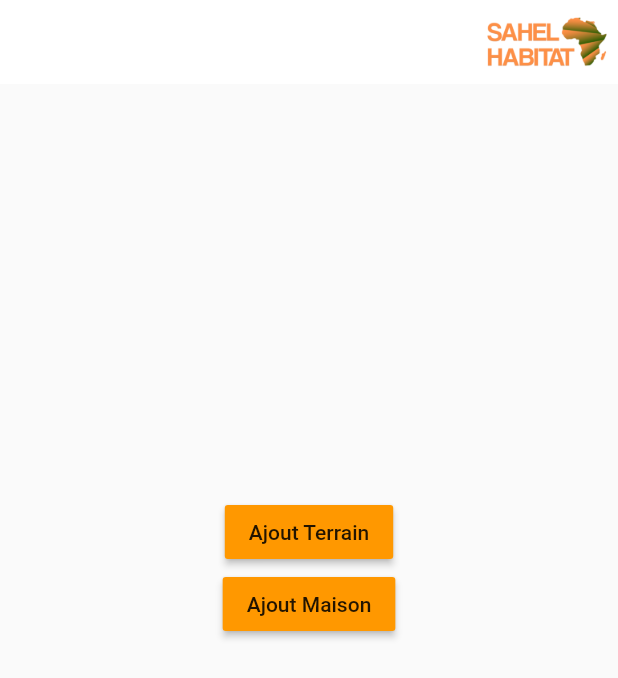
After one commit to baye94/sahelhabitat_Final, a Flutter app: the Tempo screen opened directly, on a phone screen of 412 x 824 dp. The commit adds this screen. Shown: the top 678 px of the screen. Run offline on Flutter 3.47's test engine with Material 2 defaults, Android fonts, the phone set to English and light mode, and no system bars; our stand-ins replace bloc, cached_network_image, carousel_slider, cloud_firestore, firebase_auth, firebase_core and 9 more; missing offline and left inert: circle_wheel_scroll, slimy_card; accounts and stored records are empty.

Commit message:
Crud terrain est ok

```diff
--- a/lib/View/Admin/SideBarNavigationAdmin/pages/myorderspage.dart
+++ b/lib/View/Admin/SideBarNavigationAdmin/pages/myorderspage.dart
@@ -5,6 +5,7 @@ import 'package:sahelhabitat/Model/terrainModel.dart';
 import 'package:sahelhabitat/Provider/terrain_provider.dart';
 import 'package:sahelhabitat/View/Admin/Terrain/ajoutTerrain.dart';
 import 'package:sahelhabitat/View/Admin/Terrain/detaillTerrain.dart';
+import '../../tempo.dart';
 import '../bloc.navigation_bloc/navigation_bloc.dart';
 
 class MyOrdersPage extends StatefulWidget with NavigationStates {
@@ -162,7 +163,7 @@ class _MyOrdersPageState extends State<MyOrdersPage> {
         onPressed: () {
            Navigator.push(
             context,
-          MaterialPageRoute(builder: (context) => AjoutTerrain()),
+          MaterialPageRoute(builder: (context) => Tempo()),
      );
         },
         child: Icon(Icons.add),
--- a/lib/View/Admin/SideBarNavigationAdmin/sidebar/sidebar.dart
+++ b/lib/View/Admin/SideBarNavigationAdmin/sidebar/sidebar.dart
@@ -121,7 +121,7 @@ class _SideBarState extends State<SideBar> with SingleTickerProviderStateMixin<S
                       ),
                       MenuItem(
                         icon: Icons.home_work_rounded,
-                        title: "A louer",
+                        title: "A vendre",
                         onTap: () {
                           onIconPressed();
                           BlocProvider.of<NavigationBloc>(context).add(NavigationEvents.MyOrdersClickedEvent);
@@ -129,7 +129,7 @@ class _SideBarState extends State<SideBar> with SingleTickerProviderStateMixin<S
                       ),
                       MenuItem(
                         icon: Icons.card_giftcard,
-                        title: "A vendre",
+                        title: "A Louer",
                         onTap: (){
                            onIconPressed();
                            BlocProvider.of<NavigationBloc>(context).add(NavigationEvents.LouerClickedEvent);
--- /dev/null
+++ b/lib/View/Admin/tempo.dart
@@ -0,0 +1,62 @@
+import 'package:flutter/material.dart';
+import 'package:sahelhabitat/View/Admin/MaisonVendre/ajoutMaisonVendre.dart';
+import 'package:sahelhabitat/View/Admin/Terrain/ajoutTerrain.dart';
+
+class Tempo extends StatefulWidget {
+  @override
+  _TempoState createState() => _TempoState();
+}
+
+class _TempoState extends State<Tempo> {
+  @override
+  Widget build(BuildContext context) {
+    return Scaffold(
+       appBar: AppBar(
+          elevation: 0.0,
+          backgroundColor: Colors.white,
+
+          actions: <Widget>[
+            Image(image: AssetImage('assets/logo.png'),
+            width: 100,
+              height: 100,
+
+            ),
+          ]
+      ),
+      body: Center(
+
+              child: Column(
+          crossAxisAlignment: CrossAxisAlignment.center,
+          children: [
+            SizedBox(
+             height: MediaQuery.of(context).size.height/3,
+            ),
+           RaisedButton(
+             color: Colors.orange,
+             onPressed: () {
+                  Navigator.push(
+            context,
+          MaterialPageRoute(builder: (context) => AjoutTerrain()),
+     );
+              },
+             child:Text('Ajout Terrain'),
+
+           ),
+             RaisedButton(
+             color: Colors.orange,
+             onPressed: () {
+                  Navigator.push(
+            context,
+          MaterialPageRoute(builder: (context) => AjoutMaisonVendre()),
+     );
+              },
+             child:Text('Ajout Maison'),
+
+           ),
+         ],
+         ),
+      ),
+
+    );
+  }
+}
```
Also changed, not shown: lib/View/Admin/MaisonVendre/ajoutMaisonVendre.dart (added, +25 -0 lines), lib/View/Admin/MaisonVendre/detailMaisonVendre.dart (added), lib/View/Admin/MaisonVendre/editMaisonVendre.dart (added).
